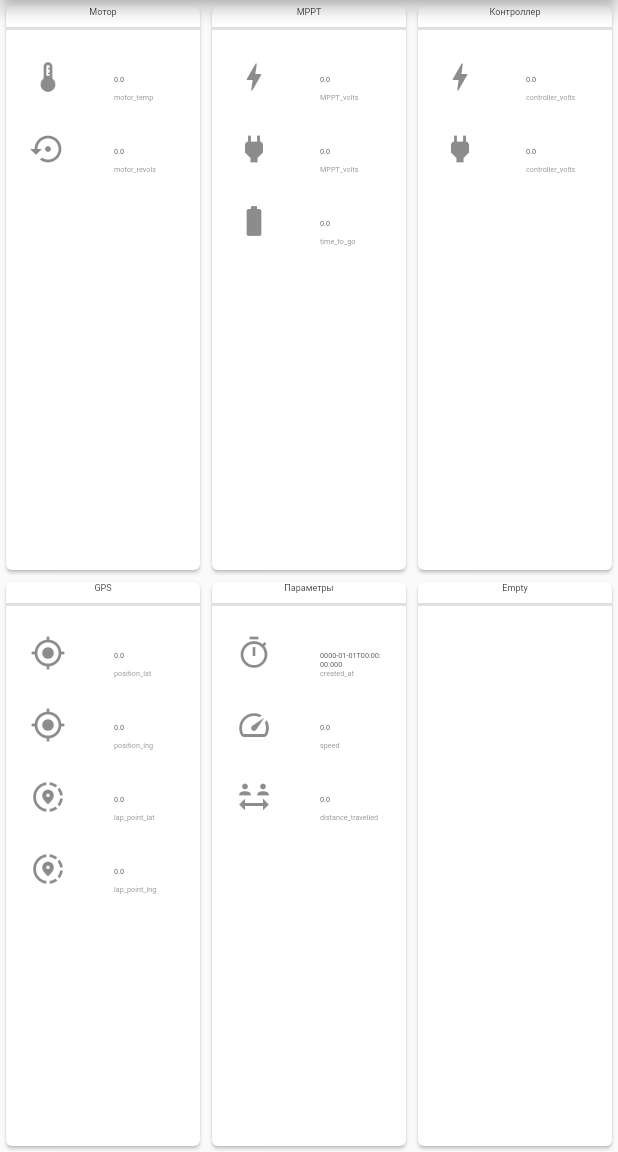
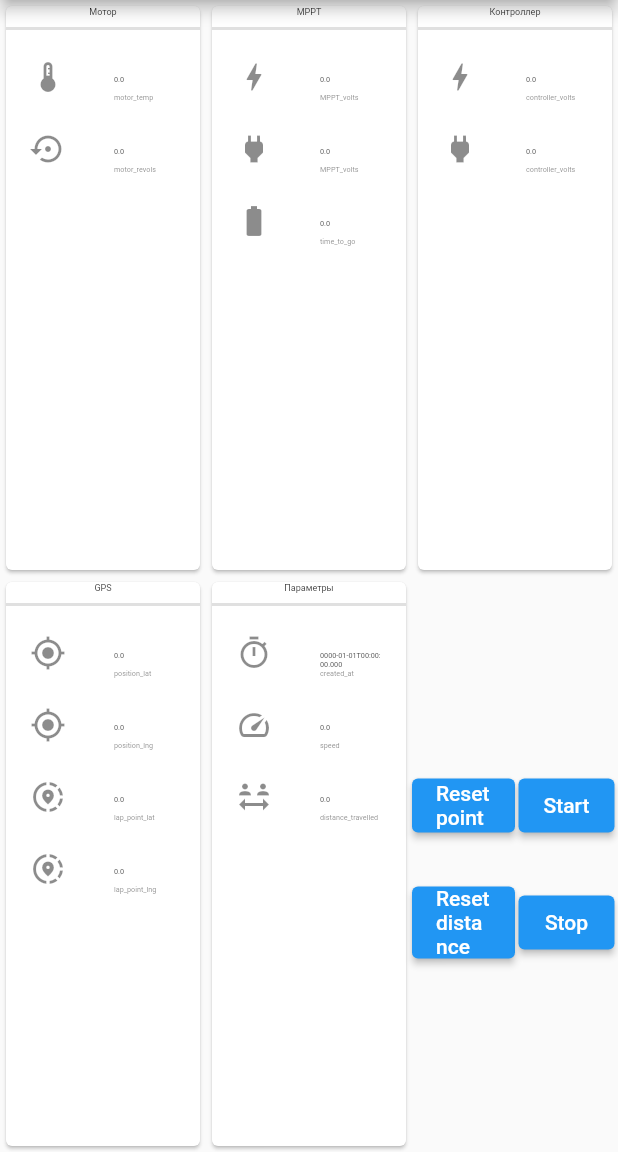
Before and after one commit to mospolytech-solar-regatta/solar-monitor, a Flutter app: the screen it shows after launch, on a phone screen of 412 x 824 dp, the part 84-1236 px from its top. Run offline on Flutter 3.47's test engine with Material 2 defaults, Android fonts, the phone set to English and light mode, and no system bars; our stand-ins replace flutter_screenutil; missing offline and left inert: postgres, window_manager; network calls fail.

Commit message:
glebsBrunch init buttons test adding

```diff
--- a/lib/main.dart
+++ b/lib/main.dart
@@ -2,6 +2,7 @@ import 'dart:async';
 
 import 'package:flutter/material.dart';
 import 'package:provider/provider.dart';
+import 'package:solar_monitor/store/connectorAPI.dart';
 import 'package:solar_monitor/settings.dart';
 import 'package:flutter_screenutil/flutter_screenutil.dart';
 import 'package:solar_monitor/showSettings.dart';
@@ -145,7 +146,45 @@ class MyHomePage extends StatelessWidget {
                   ]),
                 ),
                 Expanded(
-                  child: TelemetryWidget('Empty', const []),
+                  child: Row(
+                    children: [
+                      Expanded(child: Column(
+                        mainAxisSize: MainAxisSize.min,
+                        children: <Widget>[
+                          ElevatedButton(
+                            style: null,
+                            onPressed: () => ConnectorAPI.resetPoint(),
+                            child: const Text('Reset point'),
+                          ),
+                          const SizedBox(height: 30),
+                          ElevatedButton(
+                            style: null,
+                            onPressed: () => ConnectorAPI.resetDistance(),
+                            child: const Text('Reset distance'),
+                          ),
+                        ],
+                      ),),
+                      Expanded(child: Column(
+                        mainAxisSize: MainAxisSize.min,
+                        children: <Widget>[
+                          ElevatedButton(
+                            style: null,
+                            onPressed: () => ConnectorAPI.startCompetition(),
+                            child: const Text('Start'),
+                          ),
+                          const SizedBox(height: 30),
+                          ElevatedButton(
+                            style: null,
+                            onPressed: () => ConnectorAPI.stopCompetition(),
+                            child: const Text('Stop'),
+                          ),
+                        ],
+                      ),)
+                    ],
+                  )
+
+
+
                 ),
               ],
             ),
--- a/lib/store/boatConnector.dart
+++ b/lib/store/boatConnector.dart
@@ -51,4 +51,6 @@ class BoatConnector {
       throw Exception('Failed to load telemetryMetric');
     }
   }
+
+
 }
--- /dev/null
+++ b/lib/store/connectorAPI.dart
@@ -0,0 +1,54 @@
+import 'package:http/http.dart' as http;
+
+class ConnectorAPI{
+  static var url ='http://localhost:8000';
+  static var reset_point = '/reset_point/';
+  static var reset_distance = '/reset_distance/';
+  static var start = '/start';
+  static var stop ='/stop';
+  static const jsonHeaders = {
+    'content-type': 'application/json',
+    "Access-Control-Allow-Origin": "*"
+  };
+
+  static const webHeaders = {
+    "Access-Control-Allow-Origin": "*"
+  };
+
+
+  static resetPoint() async{
+    var resp = await http.get(Uri.parse(url + reset_point), headers: webHeaders);
+    if (resp.statusCode == 200) {
+      print("ok");
+    } else {
+      throw Exception('Failed to resetPoint');
+    }
+  }
+
+  static resetDistance() async{
+    var resp = await http.get(Uri.parse(url + reset_distance), headers: webHeaders);
+    if (resp.statusCode == 200) {
+      print("ok");
+    } else {
+      throw Exception('Failed to resetDistance');
+    }
+  }
+
+  static startCompetition() async{
+    var resp = await http.get(Uri.parse(url + start), headers: webHeaders);
+    if (resp.statusCode == 200) {
+      print("ok");
+    } else {
+      throw Exception('Failed to start');
+    }
+  }
+
+  static stopCompetition() async{
+    var resp = await http.get(Uri.parse(url + stop), headers: webHeaders);
+    if (resp.statusCode == 200) {
+      print("ok");
+    } else {
+      throw Exception('Failed to start');
+    }
+  }
+}
```
Also changed, not shown: pubspec.lock.
